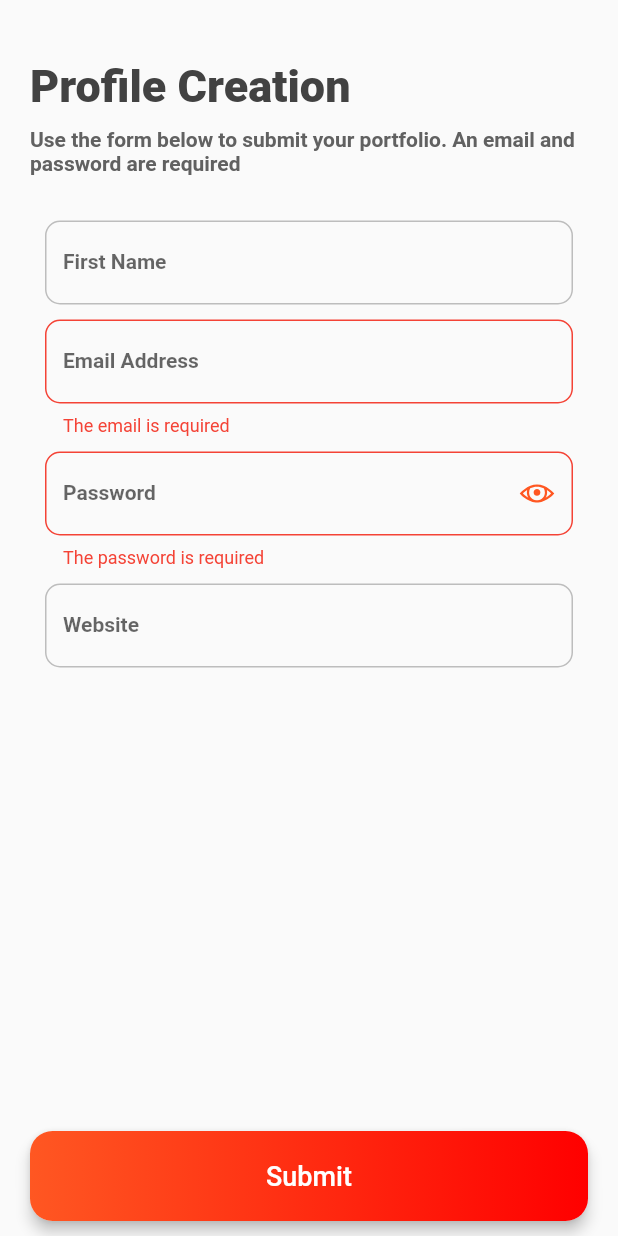
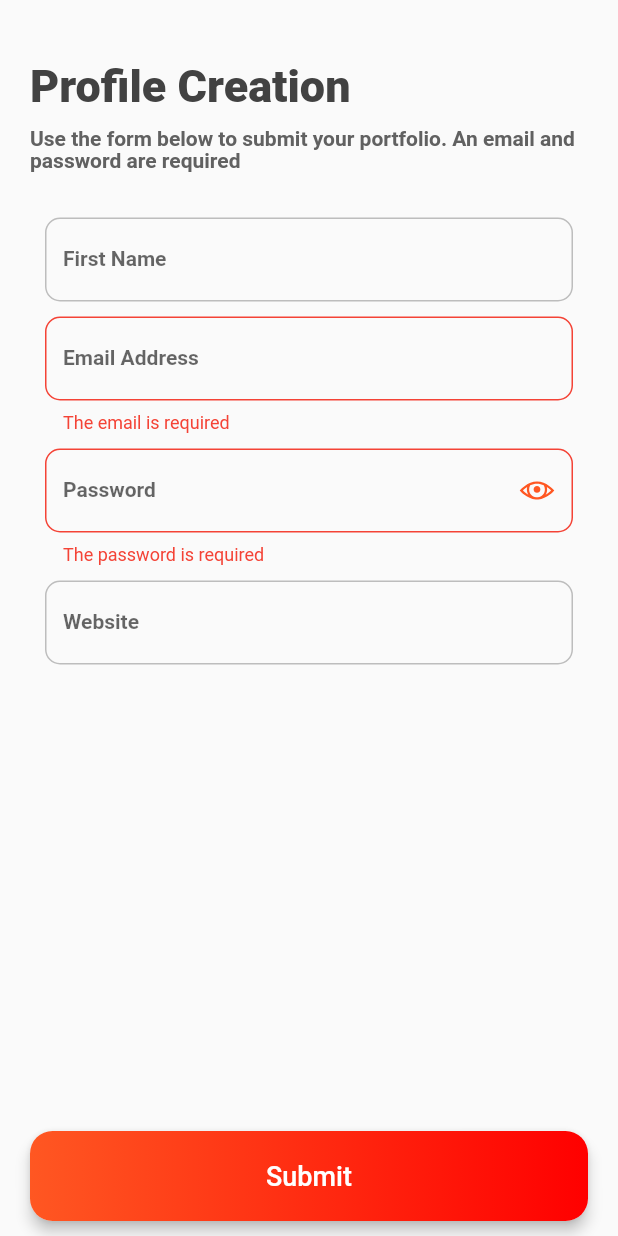
Before and after one commit to DizzyMelo/FlipgridMobile, a Flutter app: the screen it shows after launch, after a tap on "Submit", on a phone screen of 412 x 824 dp. Run offline on Flutter 3.47's test engine with Material 2 defaults, Android fonts, the phone set to English and light mode, and no system bars; our stand-ins replace flutter_mobx, line_icons, mobx, page_transition, validators; accounts and stored records are empty; generated files the repository leaves out were written again.

Commit message:
header margin and text spacing adjusted

```diff
--- a/lib/core/components/header_component.dart
+++ b/lib/core/components/header_component.dart
@@ -4,14 +4,19 @@ import 'package:flutter/material.dart';
 class HeaderComponent extends StatelessWidget {
   final String title;
   final String subtitle;
+  final EdgeInsetsGeometry margin;
 
-  const HeaderComponent({Key? key, required this.title, required this.subtitle})
-      : super(key: key);
+  const HeaderComponent({
+    Key? key,
+    required this.title,
+    required this.subtitle,
+    this.margin = const EdgeInsets.symmetric(vertical: 30),
+  }) : super(key: key);
 
   @override
   Widget build(BuildContext context) {
     return Container(
-      margin: const EdgeInsets.symmetric(vertical: 30),
+      margin: margin,
       child: Column(
         crossAxisAlignment: CrossAxisAlignment.start,
         children: [
--- a/lib/core/theme/custom_text_style.dart
+++ b/lib/core/theme/custom_text_style.dart
@@ -1,4 +1,3 @@
-import 'package:flutter/cupertino.dart';
 import 'package:flutter/material.dart';
 
 class CustomTextStyle {
@@ -8,10 +7,10 @@ class CustomTextStyle {
     color: Colors.grey[800],
   );
   static TextStyle subtitle = TextStyle(
-    fontSize: 14,
-    fontWeight: FontWeight.w600,
-    color: Colors.grey[700],
-  );
+      fontSize: 14,
+      fontWeight: FontWeight.w600,
+      color: Colors.grey[700],
+      height: 1.1);
 
   static TextStyle textfield = TextStyle(
     fontSize: 14,
--- a/lib/views/confirmation/components/not_required_text_component.dart
+++ b/lib/views/confirmation/components/not_required_text_component.dart
@@ -25,7 +25,7 @@ class NotRequiredTextComponent extends StatelessWidget {
           }
         },
         child: Container(
-          margin: const EdgeInsets.symmetric(vertical: 10),
+          margin: const EdgeInsets.only(bottom: 10),
           child: Text(
             text!,
             style: CustomTextStyle.link,
@@ -34,7 +34,7 @@ class NotRequiredTextComponent extends StatelessWidget {
       );
     }
     return Container(
-      margin: const EdgeInsets.symmetric(vertical: 10),
+      margin: const EdgeInsets.only(bottom: 10),
       child: Text(
         text!,
         style: CustomTextStyle.paragraph,
--- a/lib/views/confirmation/confirmation_view.dart
+++ b/lib/views/confirmation/confirmation_view.dart
@@ -32,6 +32,7 @@ class _ConfirmationViewState extends State<ConfirmationView> {
                 title: confirmationGreeting,
                 subtitle:
                     "Your super-awesome portfolio has been successfully submitted! The details below will be public within your community!",
+                margin: const EdgeInsets.only(top: 30, bottom: 10),
               ),
               NotRequiredTextComponent(
                 text: user.website,
```
